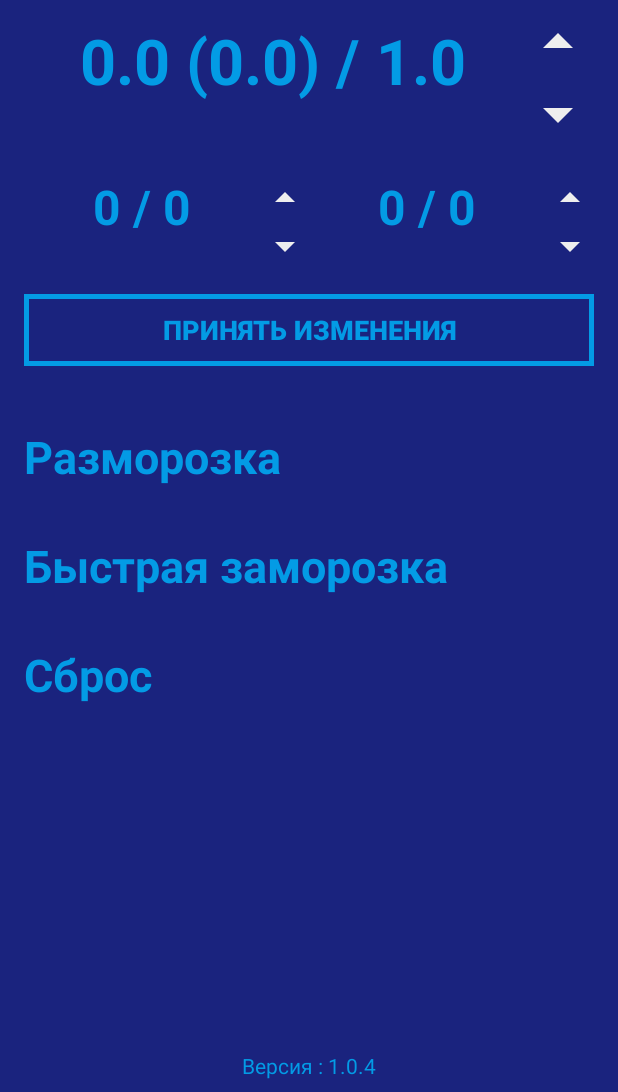
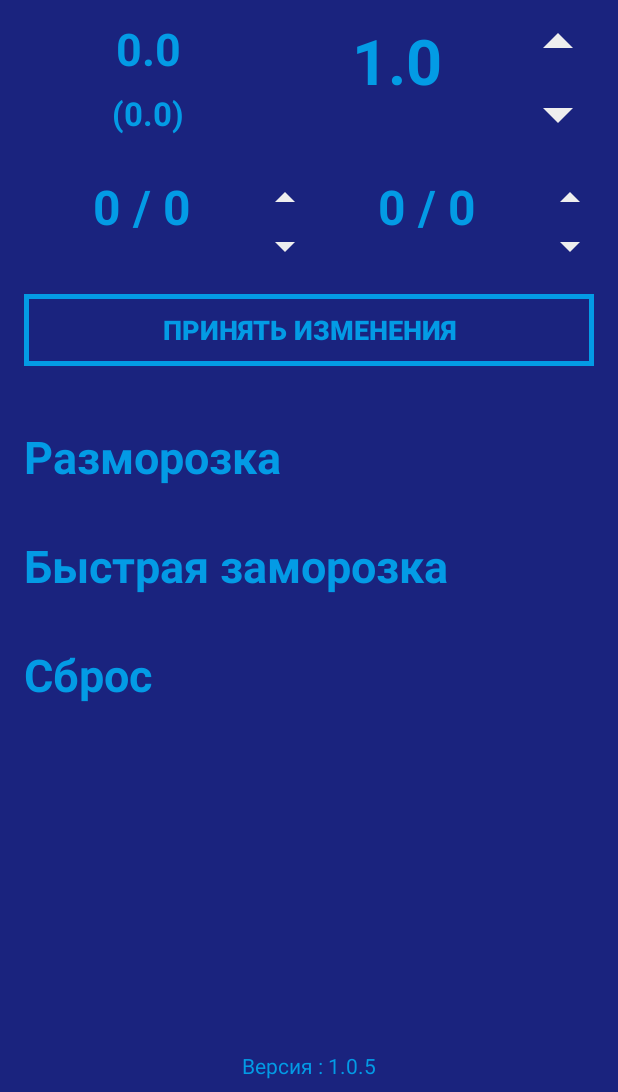
Before and after one commit to CavInc/FrozerRemoteControl, an Android app: the fragment ControlFragment placed in its activity, after a tap on an icon or button, on a phone screen of 412 x 824 dp, the part 144-1236 px from its top. Run offline under Robolectric (Android 15) with nearby library versions, the phone set to English and light mode, and no system bars; libraries missing offline, so code that uses them is left out: com.journeyapps.barcodescanner; 5 statements that could not run were skipped.

Commit message:
Поправлен дизайн отображения температур и добавлено логирование запросов к серверу

```diff
--- a/app/build.gradle
+++ b/app/build.gradle
@@ -7,8 +7,8 @@ android {
         applicationId "tk.cavinc.frozerremotecontrol"
         minSdkVersion 14
         targetSdkVersion 27
-        versionCode 6
-        versionName "1.0.4"
+        versionCode 7
+        versionName "1.0.5"
         testInstrumentationRunner "android.support.test.runner.AndroidJUnitRunner"
         project.ext.set("archivesBaseName", "FrozenRemoteControl-" + defaultConfig.versionName);
         resConfigs "en", "ru"
--- a/app/src/main/java/tk/cavinc/frozerremotecontrol/data/network/Request.java
+++ b/app/src/main/java/tk/cavinc/frozerremotecontrol/data/network/Request.java
@@ -1,13 +1,19 @@
 package tk.cavinc.frozerremotecontrol.data.network;
 
 import java.io.BufferedReader;
+import java.io.BufferedWriter;
+import java.io.File;
+import java.io.FileWriter;
 import java.io.IOException;
 import java.io.InputStreamReader;
 import java.io.OutputStreamWriter;
 import java.net.HttpURLConnection;
 import java.net.URL;
 import java.net.URLEncoder;
+import java.text.SimpleDateFormat;
+import java.util.Date;
 
+import tk.cavinc.frozerremotecontrol.data.managers.DataManager;
 import tk.cavinc.frozerremotecontrol.data.models.DeviceControlModel;
 import tk.cavinc.frozerremotecontrol.data.models.RequestReturnModel;
 
@@ -56,6 +62,7 @@ public class Request {
             if (conn.getResponseCode() == HttpURLConnection.HTTP_OK) {
                 String res = getRequestMessage(conn);
                 System.out.println(res);
+                storeInStorage(res); // TODO отключить после отладки
                 requestRes = new RequestReturnModel(true,res);
             } else {
                 RequestReturnModel res = new RequestReturnModel(false,conn.getResponseMessage());
@@ -67,6 +74,19 @@ public class Request {
             return new RequestReturnModel(false,e.getLocalizedMessage());
         }
         return requestRes;
+    }
+
+    // сохраняем данные
+    private void storeInStorage(String store) throws IOException {
+        DataManager manager = DataManager.getInstance();
+        SimpleDateFormat format = new SimpleDateFormat("yyyy-MM-dd");
+        String df = format.format(new Date());
+        String path = manager.getStorageAppPath();
+        File out = new File(path+"/"+"l"+df+".txt");
+        FileWriter writer = new FileWriter(out, true);
+        BufferedWriter bufferWriter = new BufferedWriter(writer);
+        bufferWriter.write(store);
+        bufferWriter.close();
     }
 
     // запрос на устройство
--- a/app/src/main/java/tk/cavinc/frozerremotecontrol/ui/fragments/ControlFragment.java
+++ b/app/src/main/java/tk/cavinc/frozerremotecontrol/ui/fragments/ControlFragment.java
@@ -1,6 +1,5 @@
 package tk.cavinc.frozerremotecontrol.ui.fragments;
 
-import android.app.ActionBar;
 import android.app.AlertDialog;
 import android.content.DialogInterface;
 import android.os.AsyncTask;
@@ -16,7 +15,6 @@ import android.view.ViewGroup;
 import android.widget.ImageView;
 import android.widget.TextView;
 
-import java.util.List;
 import java.util.concurrent.TimeUnit;
 
 import tk.cavinc.frozerremotecontrol.R;
@@ -41,6 +39,8 @@ public class ControlFragment extends Fragment implements View.OnClickListener {
     private DeviceModel currentModel;
 
     private TextView mTemperature;
+    private TextView mControlTemperature;
+    private TextView mRemControlTemperature;
 
     private TextView mHeaterTimeOn;
     private TextView mHeaterTimeOff;
@@ -59,7 +59,10 @@ public class ControlFragment extends Fragment implements View.OnClickListener {
     public View onCreateView(@NonNull LayoutInflater inflater, @Nullable ViewGroup container, @Nullable Bundle savedInstanceState) {
         View rootView = inflater.inflate(R.layout.control_fragment, container, false);
 
-        mTemperature = rootView.findViewById(R.id.control_temperature);
+        mTemperature = rootView.findViewById(R.id.temperature);
+        mControlTemperature = rootView.findViewById(R.id.control_temperature);
+        mRemControlTemperature = rootView.findViewById(R.id.rem_control_temperature);
+
         mTempUp = rootView.findViewById(R.id.control_temp_up);
         mTempDown = rootView.findViewById(R.id.control_temp_down);
         mTempUp.setOnClickListener(this);
@@ -219,9 +222,9 @@ public class ControlFragment extends Fragment implements View.OnClickListener {
     }
 
     private void updateUI() {
-        mTemperature.setText(String.valueOf(mDataManager.getDeviceControl().getTemperature())+" ("+
-                String.valueOf(mDataManager.getDeviceControl().getRemoteControlTemperature())+") / "+
-                String.valueOf(mDataManager.getDeviceControl().getControlTemperature()));
+        mTemperature.setText(String.valueOf(mDataManager.getDeviceControl().getTemperature()));
+        mRemControlTemperature.setText("("+String.valueOf(mDataManager.getDeviceControl().getRemoteControlTemperature())+")");
+        mControlTemperature.setText(String.valueOf(mDataManager.getDeviceControl().getControlTemperature()));
         mHeaterTimeOn.setText(String.valueOf(mDataManager.getDeviceControl().getRemote_heater_time_on())+" / "+
                 String.valueOf(mDataManager.getDeviceControl().getHeater_time_on()));
         mHeaterTimeOff.setText(mDataManager.getDeviceControl().getRemote_heater_time_off()+" / "+
--- a/app/src/main/res/layout/control_fragment.xml
+++ b/app/src/main/res/layout/control_fragment.xml
@@ -12,9 +12,38 @@
         android:layout_marginBottom="16dp"
         android:layout_width="match_parent"
         android:layout_height="wrap_content">
+        <LinearLayout
+            android:layout_weight="1"
+            android:orientation="vertical"
+            android:layout_width="match_parent"
+            android:layout_height="wrap_content">
+            <TextView
+                android:id="@+id/temperature"
+                android:layout_weight="1"
+                tools:text="-12.34"
+                android:gravity="center"
+                android:textStyle="bold"
+                android:layout_marginTop="8dp"
+                android:textSize="30sp"
+                android:textColor="@color/app_ligth_blue"
+                android:layout_width="match_parent"
+                android:layout_height="wrap_content" />
+            <TextView
+                android:id="@+id/rem_control_temperature"
+                android:layout_weight="1"
+                tools:text="(34.00)"
+                android:textStyle="bold"
+                android:textColor="@color/app_ligth_blue"
+                android:layout_marginTop="8dp"
+                android:textSize="22sp"
+                android:gravity="center"
+                android:layout_width="match_parent"
+                android:layout_height="wrap_content" />
+        </LinearLayout>
+
         <TextView
             android:id="@+id/control_temperature"
-            tools:text="-12"
+            tools:text="-12.00"
             android:layout_weight="1"
             android:textStyle="bold"
             android:layout_marginTop="8dp"
```
